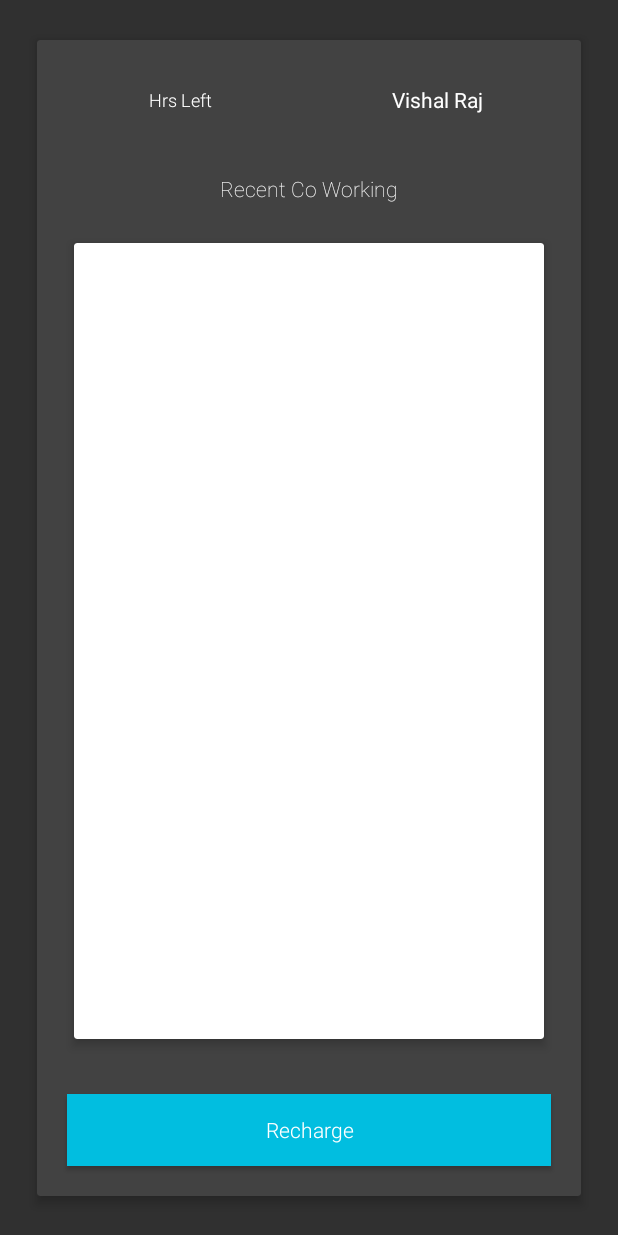
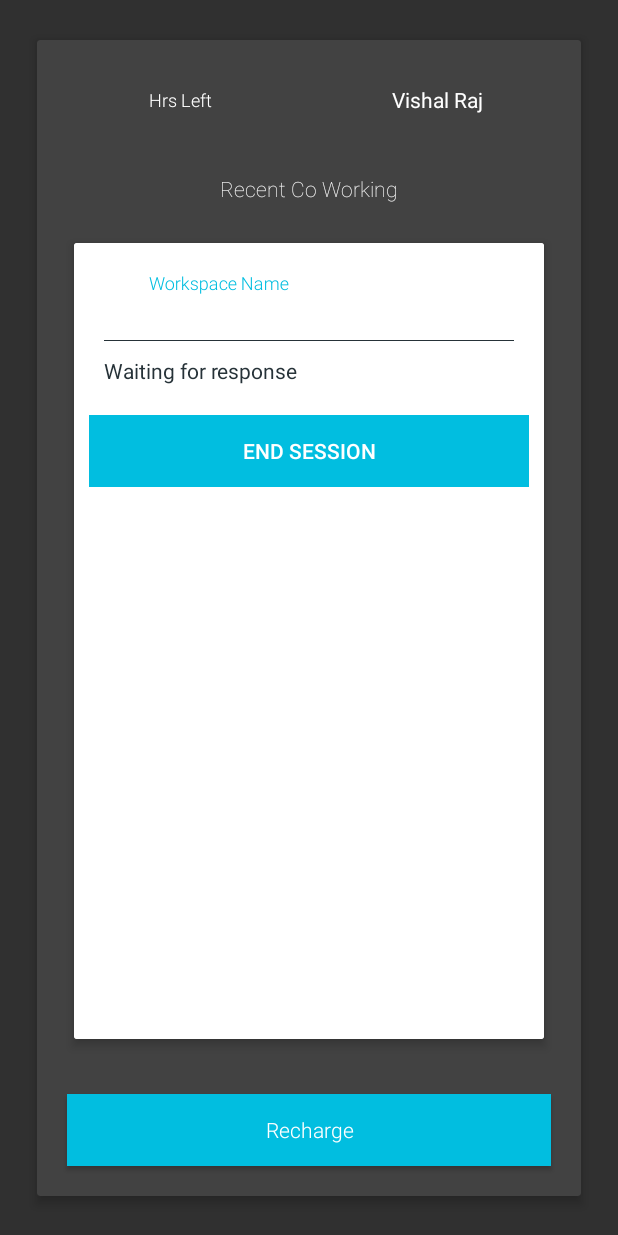
Before and after one commit to chauhanss/WorkAlley, an Android app: the fragment AccountFragment shown on its own in the app's theme, on a phone screen of 412 x 824 dp. Run offline under Robolectric (Android 15) with nearby library versions, the phone set to English and light mode, and no system bars.

Commit message:
kuch nahi

```diff
--- a/app/src/main/java/raj/workalley/Constants.java
+++ b/app/src/main/java/raj/workalley/Constants.java
@@ -43,4 +43,6 @@ public class Constants {
     public static final String SPACE = "space";
     public static final String SESSION_COOKIES_ID = "sessionCookiesId";
     public static final String SP_NAME = "workAlleySharedPref";
+    public static final int HOST_DETAILS_ACTIVITY_REQUEST_DETAILS = 12;
+    public static final int RESULT_OK = 1;
 }
--- a/app/src/main/java/raj/workalley/Session.java
+++ b/app/src/main/java/raj/workalley/Session.java
@@ -539,7 +539,7 @@ public class Session {
             public void onProgress(int percent) {
 
             }
-        }, Request.Method.POST);
+        }, Request.Method.GET);
 
 
     }
@@ -628,4 +628,6 @@ public class Session {
     }
 
 
+
+
 }
--- a/app/src/main/java/raj/workalley/host/user_request/UserRequestFragment.java
+++ b/app/src/main/java/raj/workalley/host/user_request/UserRequestFragment.java
@@ -26,6 +26,4 @@ public class UserRequestFragment extends Fragment {
         View v = inflater.inflate(R.layout.fragment_user_request, null);
         return v;
     }
-
-
 }
--- a/app/src/main/java/raj/workalley/user/fresh/account/AccountFragment.java
+++ b/app/src/main/java/raj/workalley/user/fresh/account/AccountFragment.java
@@ -6,6 +6,8 @@ import android.support.v4.app.Fragment;
 import android.view.LayoutInflater;
 import android.view.View;
 import android.view.ViewGroup;
+import android.widget.EditText;
+import android.widget.Toast;
 
 import java.security.PublicKey;
 
@@ -15,6 +17,8 @@ import raj.workalley.R;
  * Created by vishal.raj on 9/5/16.
  */
 public class AccountFragment extends Fragment {
+
+    EditText workspaceName;
 
     public static AccountFragment newInstance() {
         AccountFragment fragment = new AccountFragment();
@@ -26,6 +30,16 @@ public class AccountFragment extends Fragment {
     public View onCreateView(LayoutInflater inflater, @Nullable ViewGroup container, @Nullable Bundle savedInstanceState) {
         super.onCreateView(inflater, container, savedInstanceState);
         View v = inflater.inflate(R.layout.fragment_account_fresh_user, null);
+        workspaceName = (EditText) v.findViewById(R.id.workspace_name);
         return v;
     }
+
+    public void changeLayout(String workspaceNameStr) {
+        Toast.makeText(getActivity(), "here", Toast.LENGTH_LONG).show();
+        workspaceName.setText(workspaceNameStr);
+    }
+
+    private void startUserService() {
+
+    }
 }
--- a/app/src/main/java/raj/workalley/user/fresh/map/MapFragment.java
+++ b/app/src/main/java/raj/workalley/user/fresh/map/MapFragment.java
@@ -150,6 +150,7 @@ public class MapFragment extends BaseFragment implements OnMapReadyCallback, Loc
 
     }
 
+
     @Override
     public boolean onMarkerClick(final Marker marker) {
 
@@ -159,10 +160,9 @@ public class MapFragment extends BaseFragment implements OnMapReadyCallback, Loc
         handler.postDelayed(new Runnable() {
             @Override
             public void run() {
-
                 Intent intent = new Intent(getActivity(), HostDetailsActivity.class);
                 intent.putExtra(Constants.WORKSPACE_ID, mMarkersMap.get(marker.getId()));
-                startActivity(intent);
+                getActivity().startActivityForResult(intent, Constants.HOST_DETAILS_ACTIVITY_REQUEST_DETAILS);
             }
         }, 500);
         return false;
@@ -192,6 +192,8 @@ public class MapFragment extends BaseFragment implements OnMapReadyCallback, Loc
         }
     }
 
+
+
     public HashMap<Integer, ArrayList<Double>> dummyLocationList() {
 
         HashMap<Integer, ArrayList<Double>> hashMap = new HashMap<>();
--- a/app/src/main/res/layout/fragment_account_fresh_user.xml
+++ b/app/src/main/res/layout/fragment_account_fresh_user.xml
@@ -74,11 +74,7 @@
                 app:cardElevation="4dp"
                 app:cardUseCompatPadding="true">
 
-                <android.support.v7.widget.RecyclerView
-                    android:layout_width="match_parent"
-                    android:layout_height="wrap_content">
-
-                </android.support.v7.widget.RecyclerView>
+                <include layout="@layout/layout_request_seat" />
 
             </android.support.v7.widget.CardView>
 
--- /dev/null
+++ b/app/src/main/res/layout/layout_request_seat.xml
@@ -0,0 +1,48 @@
+<?xml version="1.0" encoding="utf-8"?>
+<LinearLayout xmlns:android="http://schemas.android.com/apk/res/android"
+    android:layout_width="match_parent"
+    android:layout_height="match_parent"
+    android:background="@color/white"
+    android:orientation="vertical">
+
+    <android.support.design.widget.TextInputLayout
+        android:layout_width="match_parent"
+        android:layout_height="wrap_content"
+        android:layout_marginLeft="@dimen/margin_20"
+        android:layout_marginRight="@dimen/margin_20"
+        android:layout_marginTop="@dimen/margin_20">
+
+        <EditText
+            android:id="@+id/workspace_name"
+            style="@style/FloatingEditTextOppsite"
+            android:layout_width="match_parent"
+            android:layout_height="wrap_content"
+            android:hint="@string/workspace_name" />
+    </android.support.design.widget.TextInputLayout>
+
+    <TextView
+        android:id="@+id/progress_text_view"
+        android:layout_marginTop="@dimen/margin_10"
+        android:layout_width="wrap_content"
+        android:layout_height="wrap_content"
+        android:layout_marginLeft="@dimen/margin_20"
+        android:text="@string/waiting"
+        android:textColor="@color/colorPrimary" />
+
+    <LinearLayout
+        android:layout_width="match_parent"
+        android:layout_height="wrap_content"
+        android:layout_marginLeft="@dimen/margin_10"
+        android:layout_marginRight="@dimen/margin_10"
+        android:layout_marginTop="@dimen/margin_20"
+        android:orientation="horizontal">
+
+        <Button
+            android:id="@+id/end_session_btn"
+            android:layout_width="0dp"
+            android:layout_height="wrap_content"
+            android:layout_weight="1"
+            android:background="@color/colorAccent"
+            android:text="End Session" />
+    </LinearLayout>
+</LinearLayout>
--- a/app/src/main/res/values/strings.xml
+++ b/app/src/main/res/values/strings.xml
@@ -39,4 +39,5 @@
     <string name="number_of_seat">Number of seat</string>
     <string name="save">Save</string>
     <string name="workspace_name">Workspace Name</string>
+    <string name="waiting">Waiting for response</string>
 </resources>
```
Also changed, not shown: app/src/main/AndroidManifest.xml (+6 -1 lines), app/src/main/java/raj/workalley/socket/UserSocketService.java (added, +159 -0 lines), app/src/main/java/raj/workalley/user/fresh/HomeActivity.java (+17 -0 lines), app/src/main/java/raj/workalley/user/fresh/host_details/HostDetailsActivity.java (+30 -1 lines).
